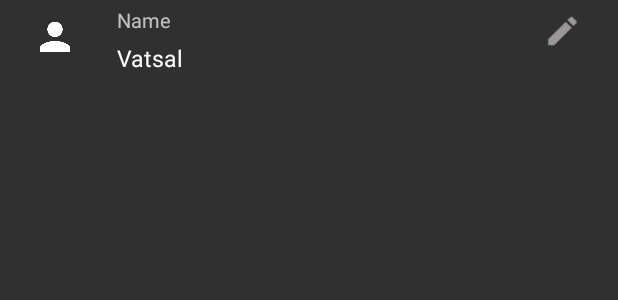
After one commit to Vatsal5/JustChat, an Android app: the layout profile_listitem_layout.xml on its own in the app's theme, with its tools: preview values and no code run, on a phone screen of 412 x 824 dp. The commit adds this screen. Shown: the top 300 px of the screen. Run offline under Robolectric (Android 15) with nearby library versions, the phone set to English and light mode, and no system bars; Roboto replaces fonts that are not available here.

Commit message:
Profile Activity

```diff
--- a/app/src/main/AndroidManifest.xml
+++ b/app/src/main/AndroidManifest.xml
@@ -13,6 +13,7 @@
         android:roundIcon="@mipmap/ic_launcher_round"
         android:supportsRtl="true"
         android:theme="@style/AppTheme">
+        <activity android:name=".Profile"></activity>
         <activity
             android:name=".Verification"
             android:screenOrientation="portrait"
@@ -33,8 +34,7 @@
         </activity>
         <activity
             android:name=".MainActivity"
-            android:theme="@style/Theme.AppCompat.Light.NoActionBar"
-            />
+            android:theme="@style/AppTheme" />
 
         <meta-data
             android:name="preloaded_fonts"
--- a/app/src/main/java/com/androidstudio/chattingapp/MessageActivity.java
+++ b/app/src/main/java/com/androidstudio/chattingapp/MessageActivity.java
@@ -6,9 +6,13 @@ import androidx.appcompat.app.AppCompatActivity;
 import androidx.recyclerview.widget.LinearLayoutManager;
 import androidx.recyclerview.widget.RecyclerView;
 
+import android.content.Intent;
 import android.os.Bundle;
 import android.os.Message;
 import android.util.Log;
+import android.view.Menu;
+import android.view.MenuInflater;
+import android.view.MenuItem;
 import android.view.View;
 import android.widget.EditText;
 import android.widget.ImageView;
--- /dev/null
+++ b/app/src/main/res/drawable/edit.xml
@@ -0,0 +1,9 @@
+<vector xmlns:android="http://schemas.android.com/apk/res/android"
+        android:width="24dp"
+        android:height="24dp"
+        android:viewportWidth="24.0"
+        android:viewportHeight="24.0">
+    <path
+        android:fillColor="#95E4E1E1"
+        android:pathData="M3,17.25V21h3.75L17.81,9.94l-3.75,-3.75L3,17.25zM20.71,7.04c0.39,-0.39 0.39,-1.02 0,-1.41l-2.34,-2.34c-0.39,-0.39 -1.02,-0.39 -1.41,0l-1.83,1.83 3.75,3.75 1.83,-1.83z"/>
+</vector>
--- a/app/src/main/res/drawable/image_background.xml
+++ b/app/src/main/res/drawable/image_background2.xml
@@ -5,6 +5,6 @@
     <size android:width="2dp"
         android:height="2dp"/>
 
-    <solid android:color="#9A575656"/>
+    <solid android:color="#181818"/>
 
 </shape>
--- /dev/null
+++ b/app/src/main/res/drawable/person.xml
@@ -0,0 +1,9 @@
+<vector xmlns:android="http://schemas.android.com/apk/res/android"
+        android:width="24dp"
+        android:height="24dp"
+        android:viewportWidth="24.0"
+        android:viewportHeight="24.0">
+    <path
+        android:fillColor="#FFffff"
+        android:pathData="M12,12c2.21,0 4,-1.79 4,-4s-1.79,-4 -4,-4 -4,1.79 -4,4 1.79,4 4,4zM12,14c-2.67,0 -8,1.34 -8,4v2h16v-2c0,-2.66 -5.33,-4 -8,-4z"/>
+</vector>
--- /dev/null
+++ b/app/src/main/res/layout/profile_listitem_layout.xml
@@ -0,0 +1,58 @@
+<?xml version="1.0" encoding="utf-8"?>
+<LinearLayout xmlns:android="http://schemas.android.com/apk/res/android"
+    android:orientation="vertical" android:layout_width="match_parent"
+    android:layout_height="wrap_content">
+
+    <LinearLayout
+        android:layout_marginBottom="10dp"
+        android:layout_width="match_parent"
+        android:layout_height="wrap_content"
+        android:orientation="horizontal">
+
+        <ImageView
+            android:id="@+id/ivImage"
+            android:layout_width="0dp"
+            android:layout_height="match_parent"
+            android:layout_weight="1"
+            android:src="@drawable/person"
+            android:padding="6dp"
+            android:layout_marginLeft="15dp" />
+
+        <LinearLayout
+            android:layout_width="0dp"
+            android:layout_height="wrap_content"
+            android:layout_weight="6"
+            android:orientation="vertical"
+            android:layout_marginLeft="20dp"
+            android:layout_marginRight="15dp">
+
+            <TextView
+                android:id="@+id/tvHeading"
+                android:layout_width="match_parent"
+                android:layout_height="wrap_content"
+                android:text="Name"
+                android:layout_marginTop="4dp"
+                android:textSize="13sp"/>
+
+            <TextView
+                android:id="@+id/tvData"
+                android:layout_width="match_parent"
+                android:layout_height="wrap_content"
+                android:text="Vatsal"
+                android:textSize="15sp"
+                android:textColor="#ffffff"
+                android:layout_marginTop="5dp"/>
+
+        </LinearLayout>
+
+        <ImageView
+            android:layout_width="0dp"
+            android:layout_height="25dp"
+            android:layout_weight="1"
+            android:src="@drawable/edit"
+            android:layout_marginRight="15dp"
+            android:layout_marginTop="8dp"/>
+
+    </LinearLayout>
+
+</LinearLayout>
```
Also changed, not shown: app/src/main/java/com/androidstudio/chattingapp/MainActivity.java (+22 -0 lines), app/src/main/java/com/androidstudio/chattingapp/Profile.java (added, +106 -0 lines), app/src/main/java/com/androidstudio/chattingapp/profile_listitem_adapter.java (added, +78 -0 lines), app/src/main/res/drawable/about.xml (added, +9 -0 lines), app/src/main/res/drawable/camera.xml (added, +12 -0 lines), app/src/main/res/drawable/phone.xml (added, +9 -0 lines), app/src/main/res/layout/activity_profile.xml (added, +51 -0 lines), app/src/main/res/layout/popup_layout.xml (added, +56 -0 lines), app/src/main/res/menu/options.xml (added, +10 -0 lines).
